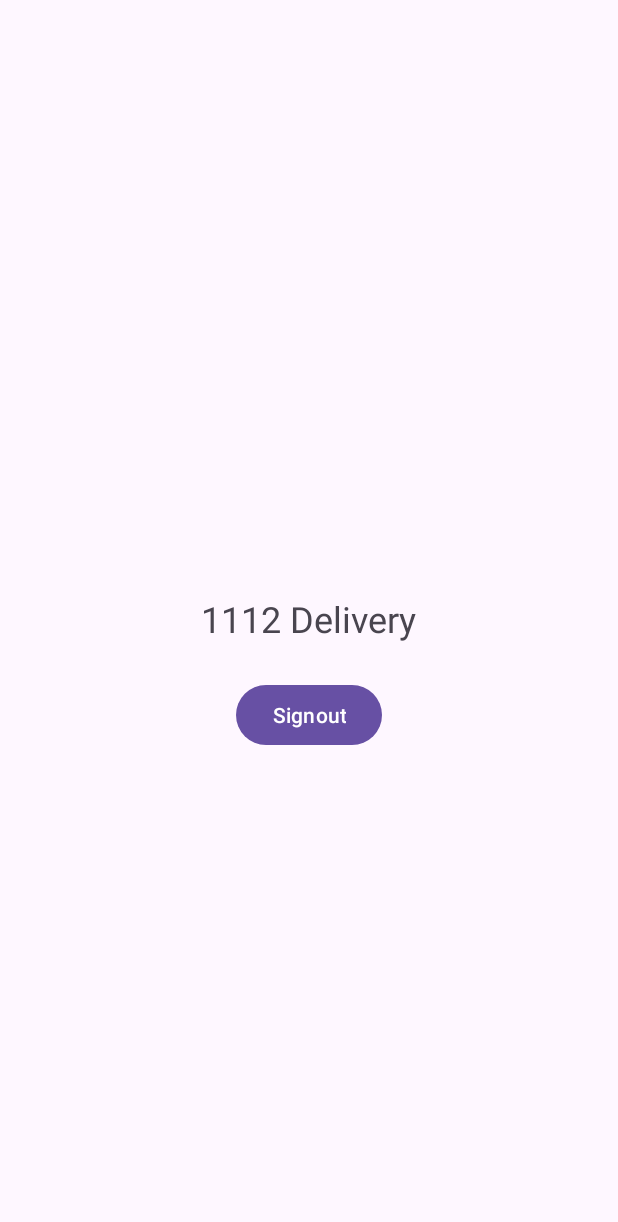
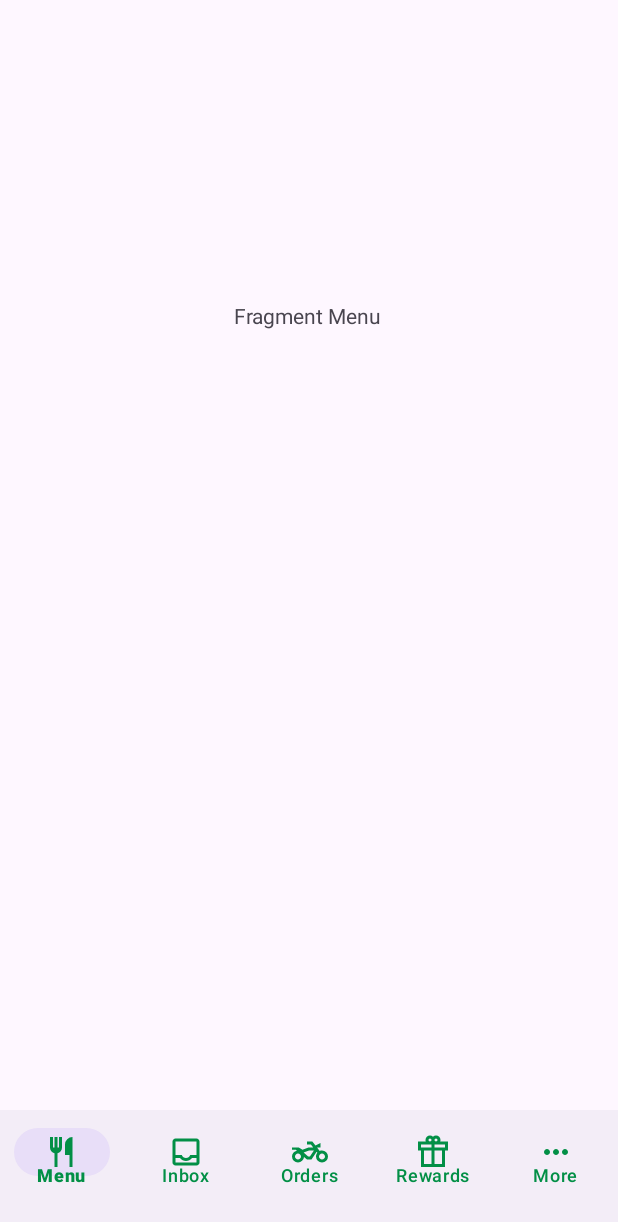
Before and after one commit to tarlrsk/1112-burgerking, an Android app: the screen it shows after launch once a user with an empty profile is signed in (MainActivity before the commit, ButtomNavigationActivity after it), on a phone screen of 412 x 824 dp. Shown: the top 1222 px of the screen. Run offline under Robolectric (Android 15) with nearby library versions, the phone set to English and light mode, and no system bars; our stand-ins replace Firebase (no records; nobody signed in at launch, a user with empty details on screens opened directly).

Commit message:
add navigation bar

```diff
--- a/app/src/main/AndroidManifest.xml
+++ b/app/src/main/AndroidManifest.xml
@@ -14,6 +14,9 @@
         android:supportsRtl="true"
         android:theme="@style/Theme.BurgerKing1112App"
         tools:targetApi="31">
+        <activity
+            android:name=".ButtomNavigationActivity"
+            android:exported="false" />
         <activity
             android:name=".SignUpActivity"
             android:exported="false" />
--- /dev/null
+++ b/app/src/main/java/com/android/burgerking1112app/ButtomNavigationActivity.kt
@@ -0,0 +1,34 @@
+package com.android.burgerking1112app
+
+import androidx.appcompat.app.AppCompatActivity
+import android.os.Bundle
+import androidx.fragment.app.Fragment
+import com.android.burgerking1112app.databinding.ActivityButtomNavigationBinding
+import com.android.burgerking1112app.fragments.FragmentMenu
+import com.android.burgerking1112app.fragments.FragmentMore
+import com.android.burgerking1112app.fragments.FragmentOrders
+
+class ButtomNavigationActivity : AppCompatActivity() {
+    private val view: ActivityButtomNavigationBinding by lazy {ActivityButtomNavigationBinding.inflate(layoutInflater)}
+    override fun onCreate(savedInstanceState: Bundle?) {
+        super.onCreate(savedInstanceState)
+        setContentView(view.root)
+
+        view.bnvMain.setOnItemSelectedListener {
+            when(it.itemId) {
+                R.id.item_menu -> changeFragment(FragmentMenu())
+                R.id.item_orders-> changeFragment(FragmentOrders())
+                R.id.item_more-> changeFragment(FragmentMore())
+                else -> false
+            }
+        }
+    }
+    private fun changeFragment(fragment: Fragment): Boolean {
+        supportFragmentManager
+            .beginTransaction()
+            .replace(R.id.fcMenu, fragment)
+            .addToBackStack(fragment::class.java.name)
+            .commit()
+        return true
+    }
+}
--- a/app/src/main/java/com/android/burgerking1112app/MainActivity.kt
+++ b/app/src/main/java/com/android/burgerking1112app/MainActivity.kt
@@ -34,5 +34,11 @@ class MainActivity : AppCompatActivity() {
 
             finish()
         }
+        else {
+            val intent = Intent(this, ButtomNavigationActivity::class.java)
+            startActivity(intent)
+
+            finish()
+        }
     }
 }
--- /dev/null
+++ b/app/src/main/java/com/android/burgerking1112app/fragments/FragmentMenu.kt
@@ -0,0 +1,23 @@
+package com.android.burgerking1112app.fragments
+
+import android.os.Bundle
+import android.view.LayoutInflater
+import android.view.View
+import android.view.ViewGroup
+import androidx.fragment.app.Fragment
+import com.android.burgerking1112app.databinding.FragmentMenuBinding
+
+class FragmentMenu: Fragment() {
+    private lateinit var view: FragmentMenuBinding
+
+    // Map UI with fragment
+    override fun onCreateView(
+        inflater: LayoutInflater,
+        container: ViewGroup?,
+        savedInstanceState: Bundle?
+    ): View {
+        view = FragmentMenuBinding.inflate(inflater, container, false)
+
+        return view.root
+    }
+}
--- /dev/null
+++ b/app/src/main/res/drawable/inbox_icon.xml
@@ -0,0 +1,9 @@
+<vector xmlns:android="http://schemas.android.com/apk/res/android"
+    android:width="24dp"
+    android:height="24dp"
+    android:viewportWidth="960"
+    android:viewportHeight="960">
+  <path
+      android:fillColor="#FF000000"
+      android:pathData="M200,840q-33,0 -56.5,-23.5T120,760v-560q0,-33 23.5,-56.5T200,120h560q33,0 56.5,23.5T840,200v560q0,33 -23.5,56.5T760,840L200,840ZM200,760h560v-120L640,640q-30,38 -71.5,59T480,720q-47,0 -88.5,-21T320,640L200,640v120ZM480,640q38,0 69,-22t43,-58h168v-360L200,200v360h168q12,36 43,58t69,22ZM200,760h560,-560Z"/>
+</vector>
--- /dev/null
+++ b/app/src/main/res/drawable/menu_icon.xml
@@ -0,0 +1,9 @@
+<vector xmlns:android="http://schemas.android.com/apk/res/android"
+    android:width="24dp"
+    android:height="24dp"
+    android:viewportWidth="960"
+    android:viewportHeight="960">
+  <path
+      android:fillColor="#FF028F46"
+      android:pathData="M280,880v-366q-51,-14 -85.5,-56T160,360v-280h80v280h40v-280h80v280h40v-280h80v280q0,56 -34.5,98T360,514v366h-80ZM680,880v-320L560,560v-280q0,-83 58.5,-141.5T760,80v800h-80Z"/>
+</vector>
--- /dev/null
+++ b/app/src/main/res/drawable/more_icon.xml
@@ -0,0 +1,9 @@
+<vector xmlns:android="http://schemas.android.com/apk/res/android"
+    android:width="24dp"
+    android:height="24dp"
+    android:viewportWidth="960"
+    android:viewportHeight="960">
+  <path
+      android:fillColor="#FF000000"
+      android:pathData="M240,560q-33,0 -56.5,-23.5T160,480q0,-33 23.5,-56.5T240,400q33,0 56.5,23.5T320,480q0,33 -23.5,56.5T240,560ZM480,560q-33,0 -56.5,-23.5T400,480q0,-33 23.5,-56.5T480,400q33,0 56.5,23.5T560,480q0,33 -23.5,56.5T480,560ZM720,560q-33,0 -56.5,-23.5T640,480q0,-33 23.5,-56.5T720,400q33,0 56.5,23.5T800,480q0,33 -23.5,56.5T720,560Z"/>
+</vector>
--- /dev/null
+++ b/app/src/main/res/drawable/orders_icon.xml
@@ -0,0 +1,9 @@
+<vector xmlns:android="http://schemas.android.com/apk/res/android"
+    android:width="24dp"
+    android:height="24dp"
+    android:viewportWidth="960"
+    android:viewportHeight="960">
+  <path
+      android:fillColor="#FF000000"
+      android:pathData="M160,760q-66,0 -113,-47T0,600q0,-57 36.5,-101t93.5,-55l-28,-24L0,420v-60h180l100,60 160,-60h126l-62,-80L400,280v-80h142l84,108 134,-68v120h-92l70,92q15,-6 30.5,-9t31.5,-3q66,0 113,47t47,113q0,66 -47,113t-113,47q-66,0 -113,-47t-47,-113q0,-27 9.5,-52.5T676,500l-20,-24 -136,204L400,680l-80,-70q-5,63 -51,106.5T160,760ZM160,680q33,0 56.5,-23.5T240,600q0,-33 -23.5,-56.5T160,520q-33,0 -56.5,23.5T80,600q0,33 23.5,56.5T160,680ZM454,440 L310,494 454,440h130,-130ZM800,680q33,0 56.5,-23.5T880,600q0,-33 -23.5,-56.5T800,520q-33,0 -56.5,23.5T720,600q0,33 23.5,56.5T800,680ZM478,600 L584,440L454,440l-144,54 120,106h48Z"/>
+</vector>
--- /dev/null
+++ b/app/src/main/res/drawable/rewards_icon.xml
@@ -0,0 +1,9 @@
+<vector xmlns:android="http://schemas.android.com/apk/res/android"
+    android:width="24dp"
+    android:height="24dp"
+    android:viewportWidth="960"
+    android:viewportHeight="960">
+  <path
+      android:fillColor="#FF000000"
+      android:pathData="M160,880v-440L80,440v-240h208q-5,-9 -6.5,-19t-1.5,-21q0,-50 35,-85t85,-35q23,0 43,8.5t37,23.5q17,-16 37,-24t43,-8q50,0 85,35t35,85q0,11 -2,20.5t-6,19.5h208v240h-80v440L160,880ZM560,120q-17,0 -28.5,11.5T520,160q0,17 11.5,28.5T560,200q17,0 28.5,-11.5T600,160q0,-17 -11.5,-28.5T560,120ZM360,160q0,17 11.5,28.5T400,200q17,0 28.5,-11.5T440,160q0,-17 -11.5,-28.5T400,120q-17,0 -28.5,11.5T360,160ZM160,280v80h280v-80L160,280ZM440,800v-360L240,440v360h200ZM520,800h200v-360L520,440v360ZM800,360v-80L520,280v80h280Z"/>
+</vector>
--- /dev/null
+++ b/app/src/main/res/layout/activity_buttom_navigation.xml
@@ -0,0 +1,32 @@
+<?xml version="1.0" encoding="utf-8"?>
+<androidx.constraintlayout.widget.ConstraintLayout xmlns:android="http://schemas.android.com/apk/res/android"
+    xmlns:app="http://schemas.android.com/apk/res-auto"
+    xmlns:tools="http://schemas.android.com/tools"
+    android:layout_width="match_parent"
+    android:layout_height="match_parent"
+    tools:context=".ButtomNavigationActivity"
+    tools:menu="@menu/buttom_nav_menu">
+
+    <com.google.android.material.bottomnavigation.BottomNavigationView
+        android:id="@+id/bnvMain"
+        android:layout_width="match_parent"
+        android:layout_height="84dp"
+        app:itemIconTint="@color/green"
+        app:itemPaddingBottom="36sp"
+        app:itemTextColor="#028F46"
+        app:labelVisibilityMode="labeled"
+        app:layout_constraintBottom_toBottomOf="parent"
+        app:layout_constraintEnd_toEndOf="parent"
+        app:layout_constraintStart_toStartOf="parent"
+        app:menu="@menu/buttom_nav_menu" />
+
+    <androidx.fragment.app.FragmentContainerView
+        android:id="@+id/fcMenu"
+        android:name="com.android.burgerking1112app.fragments.FragmentMenu"
+        android:layout_width="0dp"
+        android:layout_height="0dp"
+        app:layout_constraintBottom_toTopOf="@+id/bnvMain"
+        app:layout_constraintEnd_toEndOf="parent"
+        app:layout_constraintStart_toStartOf="parent"
+        app:layout_constraintTop_toTopOf="parent" />
+</androidx.constraintlayout.widget.ConstraintLayout>
--- /dev/null
+++ b/app/src/main/res/layout/fragment_menu.xml
@@ -0,0 +1,21 @@
+<?xml version="1.0" encoding="utf-8"?>
+<androidx.constraintlayout.widget.ConstraintLayout xmlns:android="http://schemas.android.com/apk/res/android"
+    xmlns:app="http://schemas.android.com/apk/res-auto"
+    xmlns:tools="http://schemas.android.com/tools"
+    android:layout_width="match_parent"
+    android:layout_height="match_parent">
+
+    <TextView
+        android:id="@+id/textView"
+        android:layout_width="wrap_content"
+        android:layout_height="wrap_content"
+        android:layout_marginStart="156dp"
+        android:layout_marginTop="200dp"
+        android:layout_marginEnd="157dp"
+        android:layout_marginBottom="520dp"
+        android:text="Fragment Menu"
+        app:layout_constraintBottom_toBottomOf="parent"
+        app:layout_constraintEnd_toEndOf="parent"
+        app:layout_constraintStart_toStartOf="parent"
+        app:layout_constraintTop_toTopOf="parent" />
+</androidx.constraintlayout.widget.ConstraintLayout>
--- /dev/null
+++ b/app/src/main/res/menu/buttom_nav_menu.xml
@@ -0,0 +1,25 @@
+<?xml version="1.0" encoding="utf-8"?>
+<menu xmlns:app="http://schemas.android.com/apk/res-auto"
+    xmlns:android="http://schemas.android.com/apk/res/android">
+
+    <item
+        android:id="@+id/item_menu"
+        android:icon="@drawable/menu_icon"
+        android:title="Menu" />
+    <item
+        android:id="@+id/item_inbox"
+        android:icon="@drawable/inbox_icon"
+        android:title="Inbox" />
+    <item
+        android:id="@+id/item_orders"
+        android:icon="@drawable/orders_icon"
+        android:title="Orders" />
+    <item
+        android:id="@+id/item_rewards"
+        android:icon="@drawable/rewards_icon"
+        android:title="Rewards" />
+    <item
+        android:id="@+id/item_more"
+        android:icon="@drawable/more_icon"
+        android:title="More" />
+</menu>
--- a/app/src/main/res/values/colors.xml
+++ b/app/src/main/res/values/colors.xml
@@ -2,4 +2,5 @@
 <resources>
     <color name="black">#FF000000</color>
     <color name="white">#FFFFFFFF</color>
+    <color name="green">#028F46</color>
 </resources>
```
Also changed, not shown: app/src/main/java/com/android/burgerking1112app/fragments/FragmentMore.kt (added, +23 -0 lines), app/src/main/java/com/android/burgerking1112app/fragments/FragmentOrders.kt (added, +23 -0 lines), app/src/main/res/layout/fragment_more.xml (added, +21 -0 lines), app/src/main/res/layout/fragment_orders.xml (added, +21 -0 lines).
